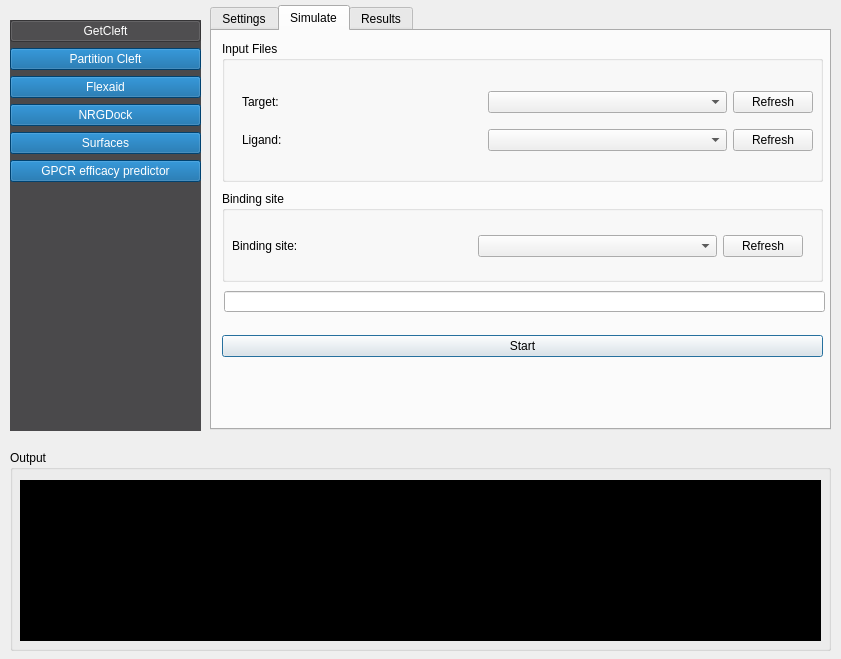
Old version of the form demowidget.ui in the repository ThomasDesc/NRG_plugin.
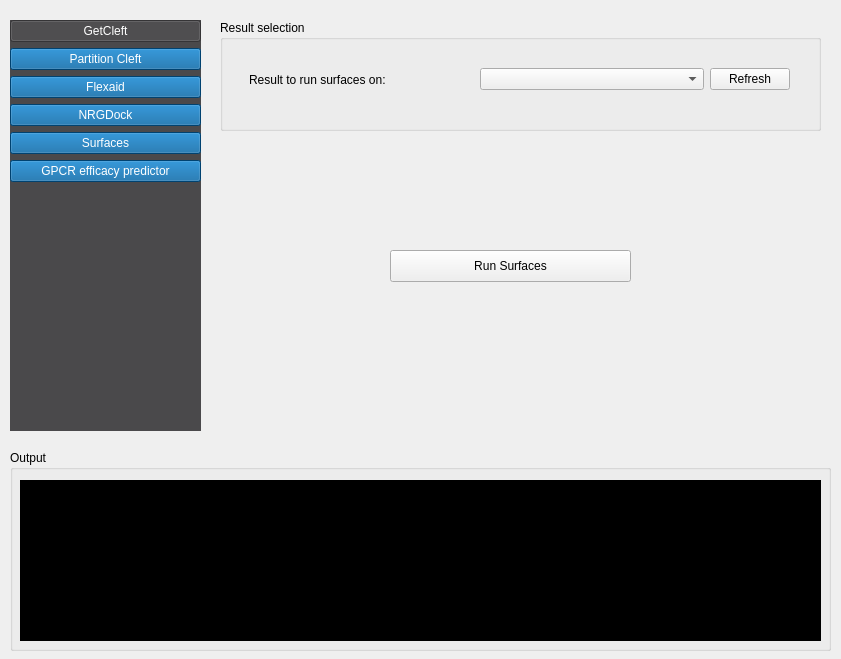
New version of the form. The open tabs and pages were chosen to show the change.

```diff
--- a/demowidget.ui
+++ b/demowidget.ui
@@ -1051,6 +1051,82 @@
      </property>
     </widget>
    </widget>
+   <widget class="QWidget" name="page_5">
+    <widget class="QGroupBox" name="groupBox_9">
+     <property name="geometry">
+      <rect>
+       <x>20</x>
+       <y>20</y>
+       <width>601</width>
+       <height>111</height>
+      </rect>
+     </property>
+     <property name="title">
+      <string>Result selection</string>
+     </property>
+     <widget class="QWidget" name="horizontalLayoutWidget_5">
+      <property name="geometry">
+       <rect>
+        <x>29</x>
+        <y>29</y>
+        <width>541</width>
+        <height>61</height>
+       </rect>
+      </property>
+      <layout class="QHBoxLayout" name="horizontalLayout_6">
+       <item>
+        <widget class="QLabel" name="label_3">
+         <property name="text">
+          <string>Result to run surfaces on:</string>
+         </property>
+        </widget>
+       </item>
+       <item>
+        <widget class="QComboBox" name="surface_select_result">
+         <property name="sizePolicy">
+          <sizepolicy hsizetype="Minimum" vsizetype="Fixed">
+           <horstretch>0</horstretch>
+           <verstretch>0</verstretch>
+          </sizepolicy>
+         </property>
+         <property name="currentText">
+          <string/>
+         </property>
+         <property name="currentIndex">
+          <number>-1</number>
+         </property>
+        </widget>
+       </item>
+       <item>
+        <widget class="QPushButton" name="surfaces_refresh_button">
+         <property name="sizePolicy">
+          <sizepolicy hsizetype="Maximum" vsizetype="Fixed">
+           <horstretch>0</horstretch>
+           <verstretch>0</verstretch>
+          </sizepolicy>
+         </property>
+         <property name="text">
+          <string>Refresh</string>
+         </property>
+        </widget>
+       </item>
+      </layout>
+     </widget>
+    </widget>
+    <widget class="QPushButton" name="surfaces_run_button">
+     <property name="geometry">
+      <rect>
+       <x>190</x>
+       <y>250</y>
+       <width>241</width>
+       <height>32</height>
+      </rect>
+     </property>
+     <property name="text">
+      <string>Run Surfaces</string>
+     </property>
+    </widget>
+   </widget>
   </widget>
  </widget>
  <resources/>
```
Left out of the diff: 2 changed lines with no effect on the pictures.
